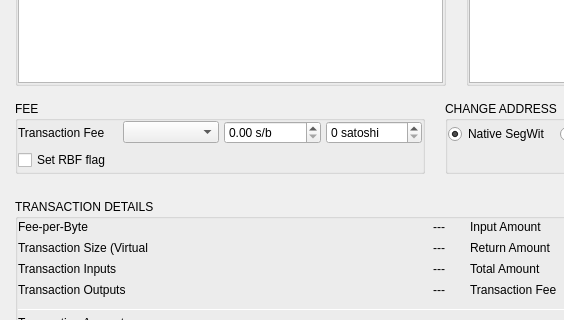
The window that BlockSettleUILib/CreateTransactionDialogAdvanced.ui (BlockSettle/terminal) describes before a commit, drawn with Qt 5; both pictures show x 0 to 564 and y 265 to 585 of the 920 by 672 pixel window.
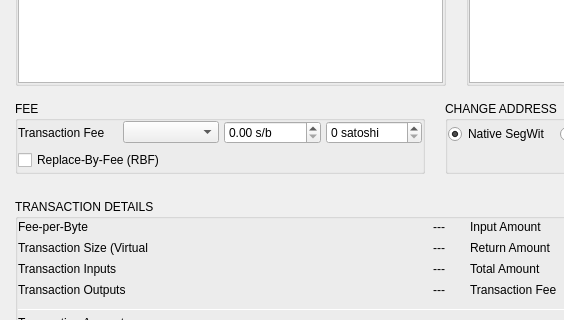
The same window after the commit.

Diff of the .ui file:
```diff
--- a/BlockSettleUILib/CreateTransactionDialogAdvanced.ui
+++ b/BlockSettleUILib/CreateTransactionDialogAdvanced.ui
@@ -1220,7 +1220,7 @@
                <bool>false</bool>
               </property>
               <property name="text">
-               <string>Set RBF flag</string>
+               <string>Replace-By-Fee (RBF)</string>
               </property>
              </widget>
             </item>
```
